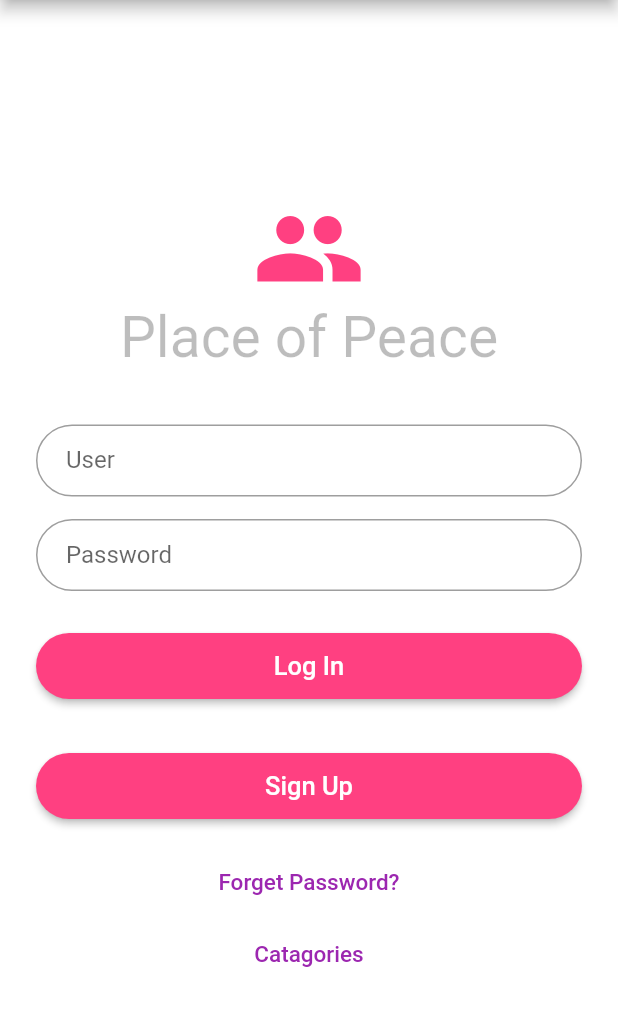
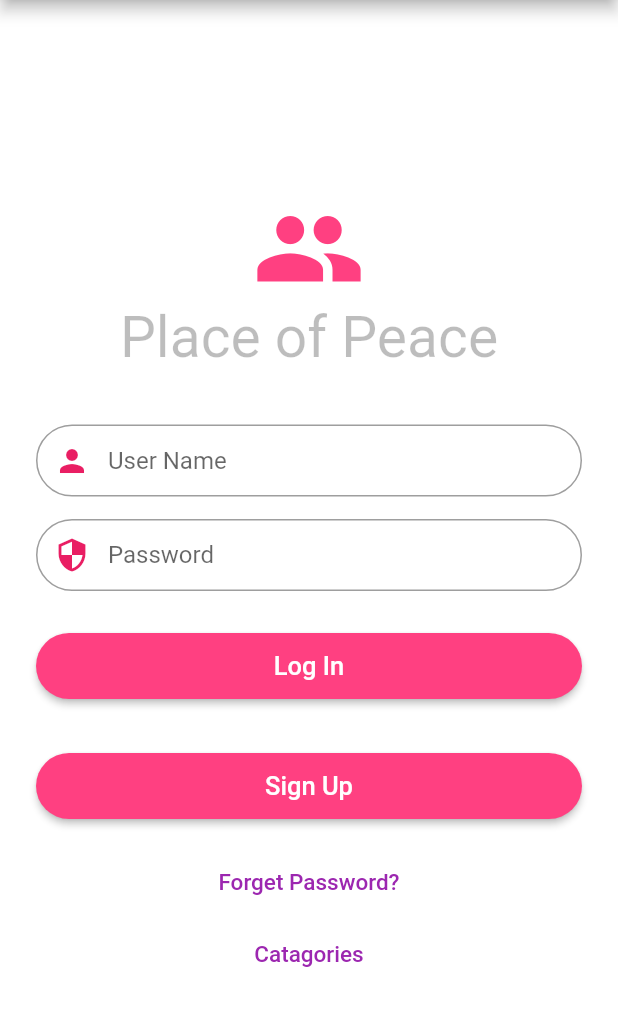
Before and after one commit to Umar-Khan-Yousafzai/sada-e-insan, a Flutter app: the screen it shows after launch, on a phone screen of 412 x 824 dp, the part 84-1110 px from its top. Run offline on Flutter 3.47's test engine with Material 2 defaults, Android fonts, the phone set to English and light mode, and no system bars; Roboto replaces fonts that are missing (Canvas).

Commit message:
Update login_page.dart

```diff
--- a/lib/login_page.dart
+++ b/lib/login_page.dart
@@ -1,4 +1,6 @@
 import 'package:flutter/material.dart';
+import 'package:flutter/painting.dart';
+import 'package:flutter/widgets.dart';
 import 'package:sadaeniswa/about.dart';
 import 'package:sadaeniswa/catagories.dart';
 import 'package:sadaeniswa/forget_password_email.dart';
@@ -31,30 +33,49 @@ class _LoginPageState extends State<LoginPage> {
       ),
     );
 
-    final user = TextFormField(
+
+    final user = new Theme(
+      data: new ThemeData(
+        primaryColor: Colors.redAccent,
+        primaryColorDark: Colors.red,
+      ),
+       child: new TextFormField(
       keyboardType: TextInputType.text,
       autofocus: false,
       decoration: InputDecoration(
-        labelText: 'User',
         hintText: 'User Name',
         contentPadding: EdgeInsets.fromLTRB(20.0, 10.0, 20.0, 10.0),
-        border: OutlineInputBorder(borderRadius: BorderRadius.circular(32.0)),
+        border: OutlineInputBorder(  borderSide: new BorderSide(color: Colors.teal),borderRadius:BorderRadius.circular(32.0)),
+        prefixIcon: const Icon(
+          Icons.person,
+          color: Colors.pink,
+        ),
 
-      ),
+        ),
 
+    )
     );
 
-    final password = TextFormField(
+    final password = new Theme(
+        data: new ThemeData(
+          primaryColor: Colors.redAccent,
+          primaryColorDark: Colors.red,
+        ),
+        child:TextFormField(
       autofocus: false,
       obscureText: true,
       decoration: InputDecoration(
         labelText: 'Password',
         hintText: 'Password',
         contentPadding: EdgeInsets.fromLTRB(20.0, 10.0, 20.0, 10.0),
-        border: OutlineInputBorder(borderRadius: BorderRadius.circular(32.0)),
+        border: OutlineInputBorder(  borderSide: new BorderSide(color: Colors.teal),borderRadius:BorderRadius.circular(32.0)),
+        prefixIcon: const Icon(
+          Icons.security,
+          color: Colors.pink,
+        ),
 
-      ),
-
+      )
+    )
     );
 
 
```
